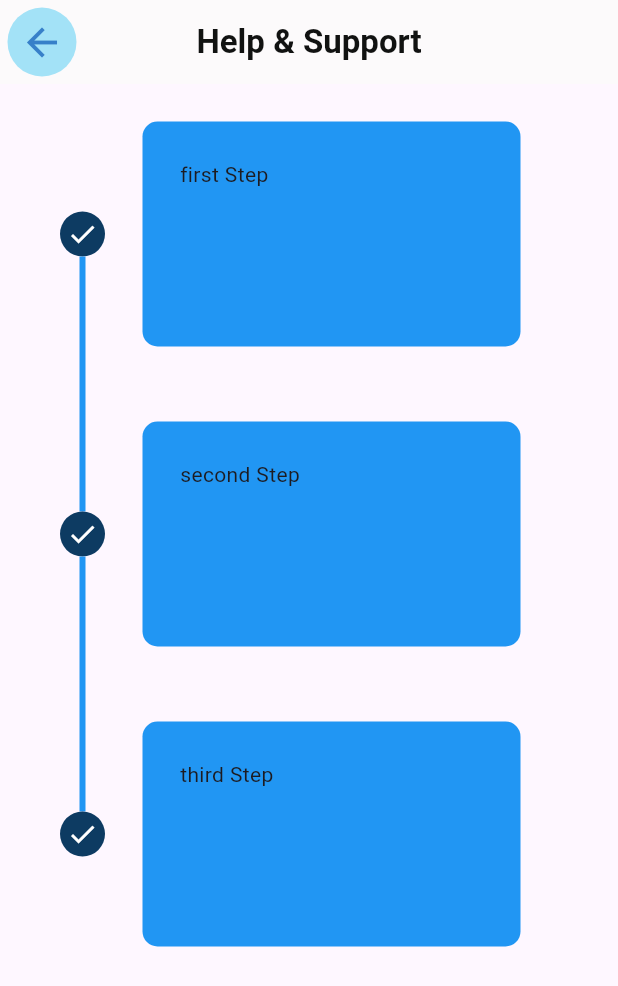
After one commit to GihanSisiraKumara/PDF_Converter_Mobile_App, a Flutter app: the Helpcondition screen opened directly, on a phone screen of 412 x 824 dp. The commit adds this screen. Shown: the top 986 px of the screen. Run offline on Flutter 3.47's test engine with Material 3 defaults, Android fonts, the phone set to English and light mode, and no system bars; drawn by our look-alikes of timeline_tile; our stand-ins replace image_picker, lottie, permission_handler, scroll_snap_list, smooth_page_indicator; Roboto replaces fonts that are missing (inter).

Commit message:
create help & support page content

```diff
--- a/lib/Screen/About.dart
+++ b/lib/Screen/About.dart
@@ -25,7 +25,7 @@ class _AboutState extends State<About> {
         backgroundColor: const Color.fromARGB(255, 252, 250, 251),
         centerTitle: true,
         title: const Text(
-          'Setting',
+          'About Us',
           style: TextStyle(
               fontSize: 22,
               color: Color.fromARGB(255, 17, 18, 17),
--- /dev/null
+++ b/lib/Screen/EventCard.dart
@@ -0,0 +1,18 @@
+import 'package:flutter/material.dart';
+
+class Eventcard extends StatelessWidget {
+  final bool isPast;
+  final child;
+  const Eventcard({super.key, required this.isPast, this.child});
+
+  @override
+  Widget build(BuildContext context) {
+    return Container(
+      margin: const EdgeInsets.all(25),
+      padding: const EdgeInsets.all(25),
+      decoration: BoxDecoration(
+          color: Colors.blue, borderRadius: BorderRadius.circular(10)),
+      child: child,
+    );
+  }
+}
--- /dev/null
+++ b/lib/Screen/HelpCondition.dart
@@ -0,0 +1,66 @@
+import 'package:flutter/material.dart';
+import 'package:flutter_pdf_converter/Screen/MyTimeLine.dart';
+
+class Helpcondition extends StatefulWidget {
+  const Helpcondition({super.key, required String title});
+
+  @override
+  State<Helpcondition> createState() => _HelpconditionState();
+}
+
+class _HelpconditionState extends State<Helpcondition> {
+  @override
+  Widget build(BuildContext context) {
+    return Scaffold(
+        appBar: AppBar(
+          backgroundColor: const Color.fromARGB(255, 252, 250, 251),
+          centerTitle: true,
+          title: const Text(
+            'Help & Support',
+            style: TextStyle(
+                fontSize: 22,
+                color: Color.fromARGB(255, 17, 18, 17),
+                fontWeight: FontWeight.bold),
+          ),
+          leading: IconButton(
+            style: ButtonStyle(
+              iconSize: WidgetStateProperty.all<double>(30),
+              iconColor: WidgetStateProperty.all<Color>(
+                  const Color.fromARGB(255, 55, 128, 201)),
+              backgroundColor: WidgetStateProperty.all<Color>(
+                const Color.fromARGB(255, 163, 226, 247),
+              ),
+            ),
+            icon: const Icon(Icons.arrow_back),
+            onPressed: () {
+              Navigator.pop(context);
+            },
+          ),
+        ),
+        body: Padding(
+          padding: const EdgeInsets.symmetric(horizontal: 40),
+          child: ListView(
+            children: const [
+              Mytimeline(
+                isFirst: true,
+                isLast: false,
+                isPast: true,
+                eventCard: Text('first Step'),
+              ),
+              Mytimeline(
+                isFirst: false,
+                isLast: false,
+                isPast: true,
+                eventCard: Text('second Step'),
+              ),
+              Mytimeline(
+                isFirst: false,
+                isLast: true,
+                isPast: false,
+                eventCard: Text('third Step'),
+              ),
+            ],
+          ),
+        ));
+  }
+}
--- /dev/null
+++ b/lib/Screen/MyTimeLine.dart
@@ -0,0 +1,34 @@
+import 'package:flutter/material.dart';
+import 'package:flutter_pdf_converter/Screen/EventCard.dart';
+import 'package:timeline_tile/timeline_tile.dart';
+
+class Mytimeline extends StatelessWidget {
+  final bool isFirst;
+  final bool isLast;
+  final bool isPast;
+  final eventCard;
+  const Mytimeline(
+      {super.key,
+      required this.isFirst,
+      required this.isLast,
+      required this.isPast,
+      required this.eventCard});
+
+  @override
+  Widget build(BuildContext context) {
+    return SizedBox(
+      height: 200,
+      child: TimelineTile(
+        isFirst: isFirst,
+        isLast: isLast,
+        //decaration listLine
+        beforeLineStyle: const LineStyle(color: Colors.blue),
+        indicatorStyle: IndicatorStyle(
+            width: 30,
+            color: const Color.fromARGB(255, 13, 59, 98),
+            iconStyle: IconStyle(iconData: Icons.done, color: Colors.white)),
+        endChild: Eventcard(isPast: isPast, child: eventCard),
+      ),
+    );
+  }
+}
--- a/lib/Screen/SettingScreen.dart
+++ b/lib/Screen/SettingScreen.dart
@@ -2,6 +2,7 @@ import 'package:flutter/material.dart';
 import 'package:flutter_pdf_converter/Screen/About.dart';
 import 'package:flutter_pdf_converter/Screen/Dashbord/testcampdf.dart';
 import 'package:flutter_pdf_converter/Screen/FeedbackBord.dart';
+import 'package:flutter_pdf_converter/Screen/HelpCondition.dart';
 
 class SettingsScreen extends StatelessWidget {
   const SettingsScreen({super.key});
@@ -102,7 +103,7 @@ class SettingsScreen extends StatelessWidget {
               Navigator.push(
                 context,
                 MaterialPageRoute(
-                    builder: (context) => const TestHomePage(
+                    builder: (context) => const Helpcondition(
                           title: '',
                         )),
               );
--- a/pubspec.yaml
+++ b/pubspec.yaml
@@ -42,6 +42,7 @@ dependencies:
   permission_handler: ^11.3.1
   lottie: ^3.1.2
   scroll_snap_list: ^0.9.1
+  timeline_tile: ^2.0.0
 
 dev_dependencies:
   flutter_test:
```
Also changed, not shown: pubspec.lock.
